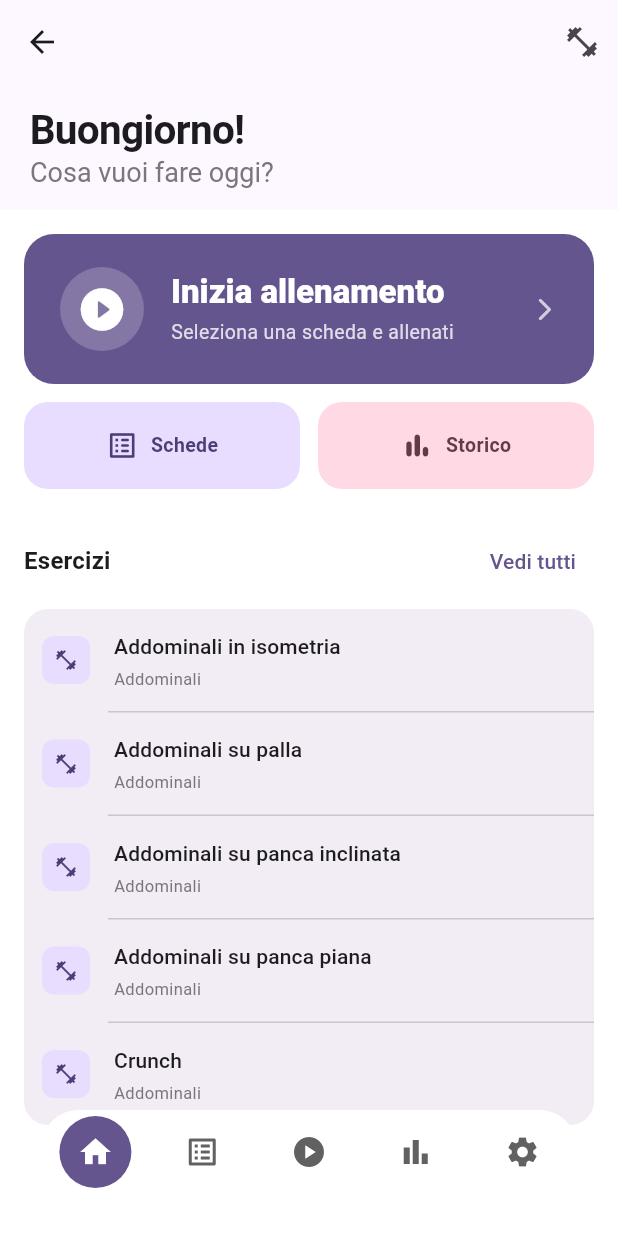
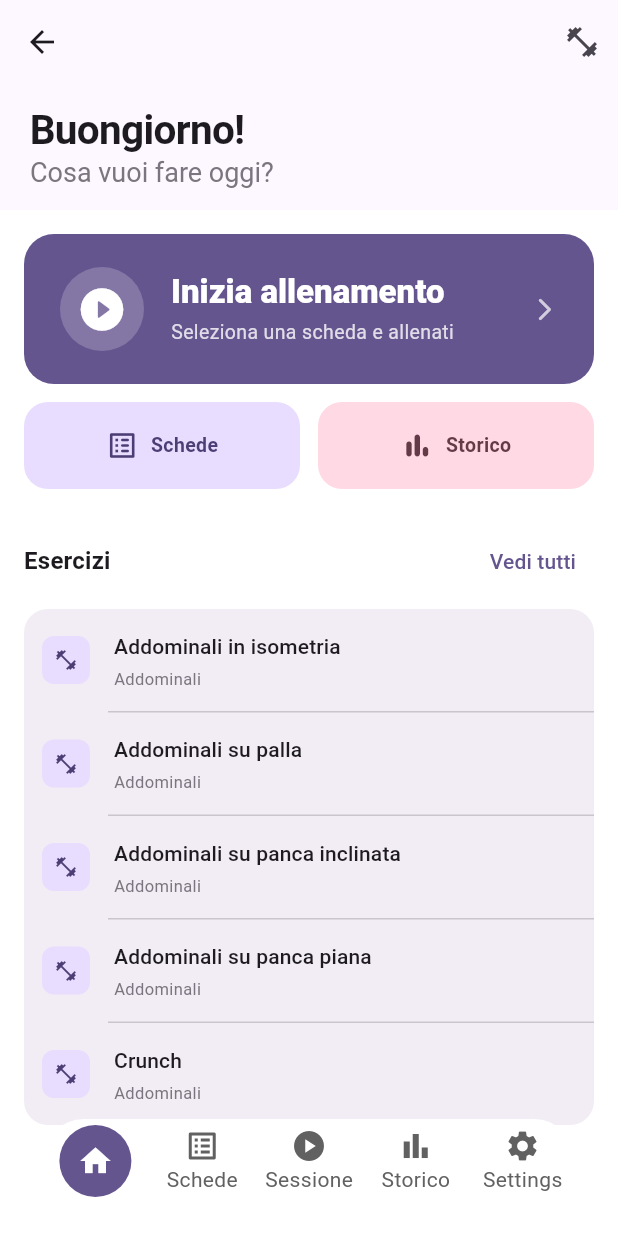
Before and after one commit to andreepv06/gymapp, a Flutter app: the MainShell screen opened directly, on a phone screen of 412 x 824 dp. Run offline on Flutter 3.47's test engine with Material 3 defaults, Android fonts, the phone set to English and light mode, and no system bars; drawn by our look-alikes of flutter_snake_navigationbar; our stand-ins replace audioplayers, fl_chart, hive, hive_flutter, image_picker, shared_preferences; missing offline and left inert: dart:html; accounts and stored records are empty.

Commit message:
fix snake-navbar

```diff
--- a/lib/main.dart
+++ b/lib/main.dart
@@ -346,17 +346,25 @@ class _MainShellState extends State<MainShell> {
         ],
       ),
 
-      bottomNavigationBar: Padding(
-        padding: const EdgeInsets.fromLTRB(16, 0, 16, 16),
+      bottomNavigationBar: SafeArea(
+        child: Padding(
+        padding: const EdgeInsets.fromLTRB(8, 0, 8, 10),
         child: SnakeNavigationBar.color(
+
+          showSelectedLabels: true,
+          showUnselectedLabels: true,
+
           behaviour: SnakeBarBehaviour.floating,
           snakeShape: SnakeShape.circle,
 
           shape: RoundedRectangleBorder(
-            borderRadius: BorderRadius.circular(24),
+            borderRadius: BorderRadius.circular(32),
           ),
 
-          padding: const EdgeInsets.all(12),
+          padding: const EdgeInsets.symmetric(
+            horizontal: 20,
+            vertical: 12,
+          ),
 
           backgroundColor: isDark
               ? Colors.grey.shade900
@@ -409,6 +417,6 @@ class _MainShellState extends State<MainShell> {
           ],
         ),
       ),
-    );
+    ));
   }
 }
```
Also changed, not shown: 2 other files.
